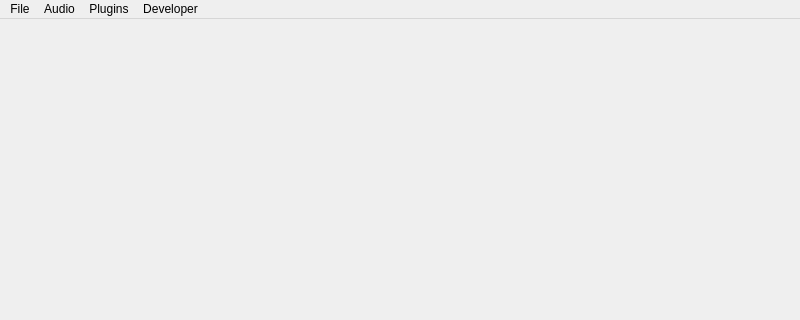
Old version of the form App/Main/mainwindow.ui in the repository joshwilsonvu/AudioScript; both pictures show x 0 to 800 and y 0 to 320 of the 800 by 600 pixel window.
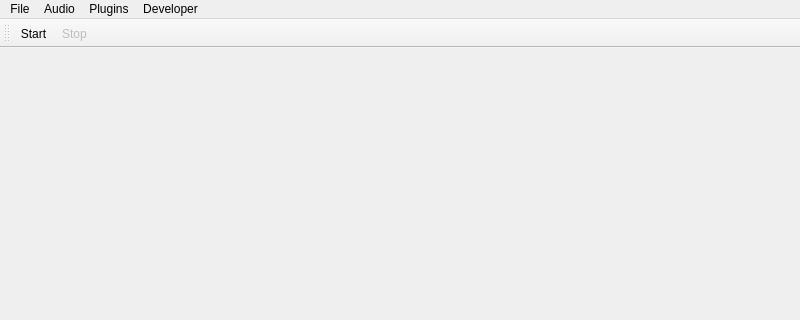
New version of the form.

Commit message: Fixed bug where plugins were unloaded before AudioScript destructors were called, created a skeleton of a logging class, improved safety and functionality of graphics scene.

Patch:
```diff
--- a/App/Main/mainwindow.ui
+++ b/App/Main/mainwindow.ui
@@ -59,6 +59,19 @@
    <addaction name="menuPlugins"/>
    <addaction name="menuDeveloper"/>
   </widget>
+  <widget class="QToolBar" name="toolBar">
+   <property name="windowTitle">
+    <string>toolBar</string>
+   </property>
+   <attribute name="toolBarArea">
+    <enum>TopToolBarArea</enum>
+   </attribute>
+   <attribute name="toolBarBreak">
+    <bool>false</bool>
+   </attribute>
+   <addaction name="actionStart"/>
+   <addaction name="actionStop"/>
+  </widget>
   <action name="actionNew">
    <property name="text">
     <string>New</string>
@@ -105,6 +118,9 @@
    </property>
   </action>
   <action name="actionStop">
+   <property name="enabled">
+    <bool>false</bool>
+   </property>
    <property name="text">
     <string>Stop</string>
    </property>
```
The commit also changes 15 other files.
